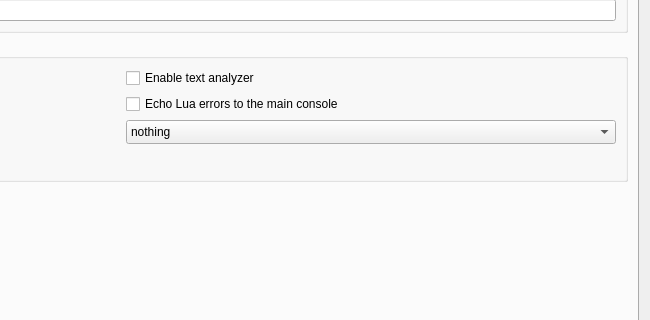
Above: src/ui/profile_preferences.ui from Mudlet/Mudlet before the change; both pictures show x 405 to 1055 and y 472 to 792 of the 1055 by 876 pixel window. Below: the same form after it.
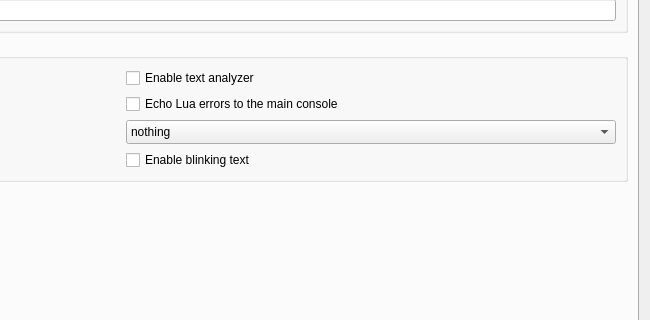
That is the form after the change. The open tabs and pages were chosen to show the change. Icons and pictures are not drawn. Custom widgets are drawn as their Qt base class.

Commit message: Add: SGR flash/blink text support (SGR 5 and 6)

The edit to the form file:
```diff
--- a/src/ui/profile_preferences.ui
+++ b/src/ui/profile_preferences.ui
@@ -1471,6 +1471,16 @@
             </property>
            </widget>
           </item>
+          <item row="3" column="1">
+           <widget class="QCheckBox" name="checkBox_enableBlinkText">
+            <property name="toolTip">
+             <string>&lt;p&gt;When enabled, text with blinking attribute (SGR codes 5 and 6) will flash on and off. When disabled, blinking text will display as italics.&lt;/p&gt;</string>
+            </property>
+            <property name="text">
+             <string>Enable blinking text</string>
+            </property>
+           </widget>
+          </item>
          </layout>
         </widget>
        </item>
```
Left out of the diff: 1 changed line with no effect on the pictures. The commit also changes 12 other files.
